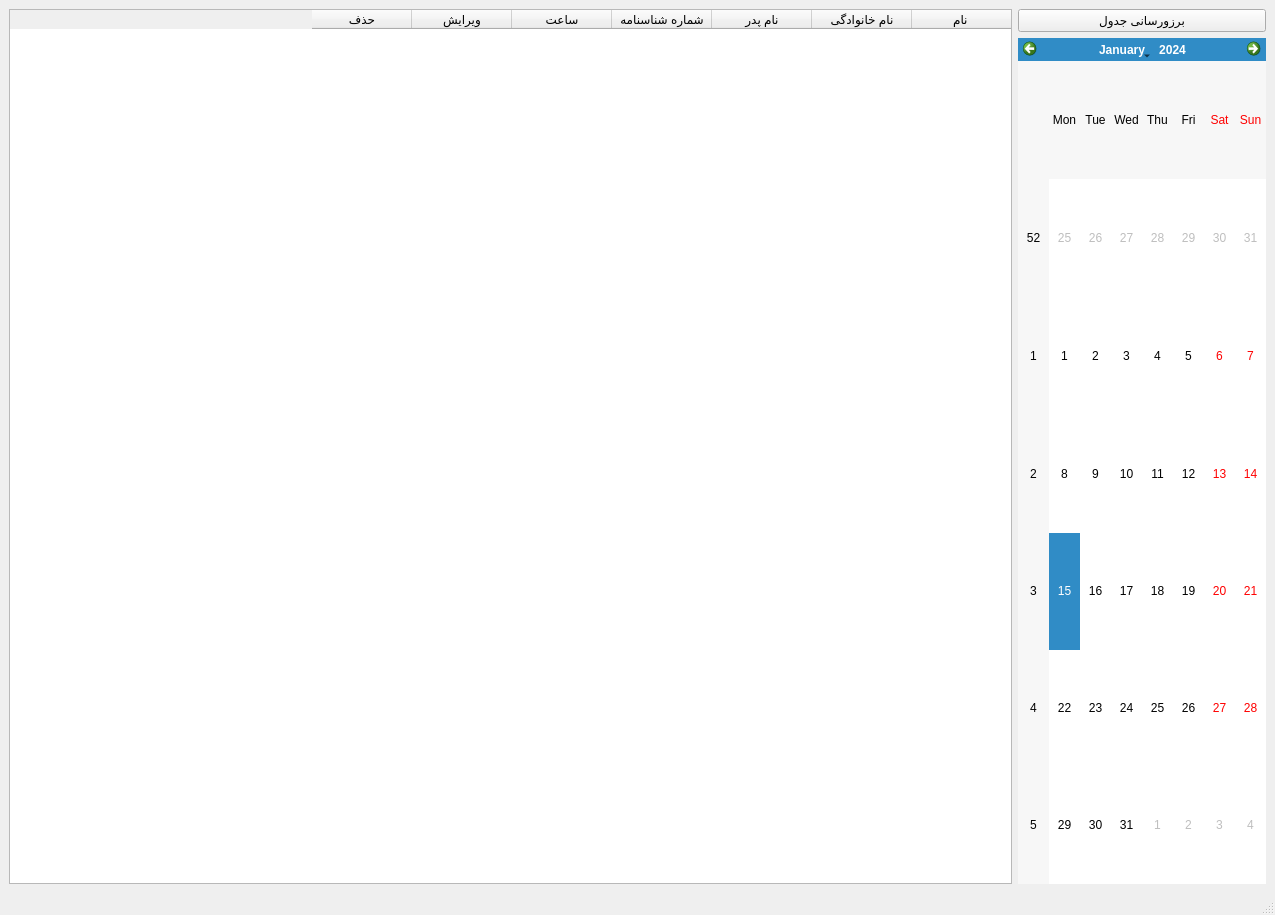
Before: the Qt Designer form gui/booking.ui in ali-ghazi78/AP-final_project, drawn with Qt 5.
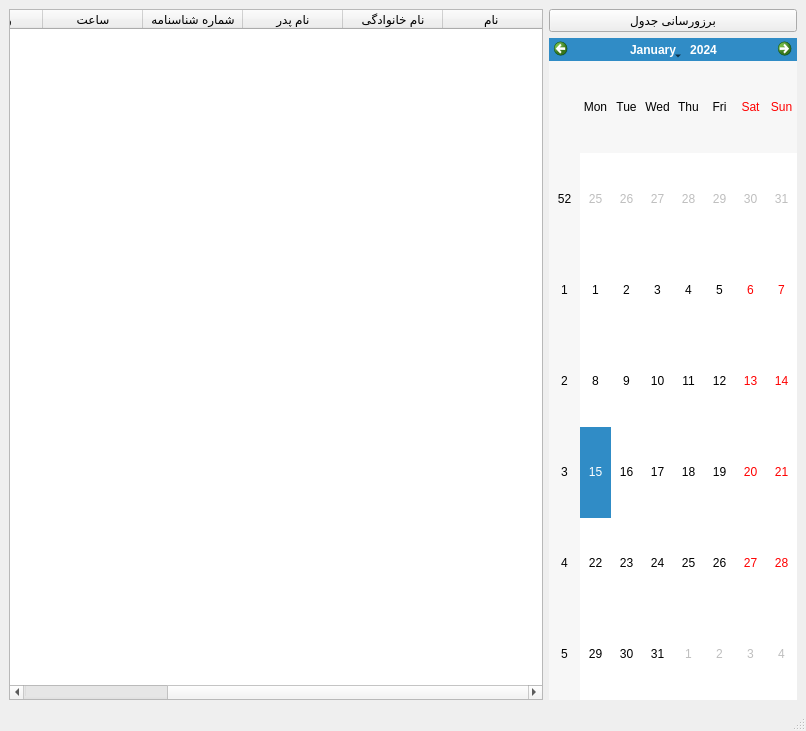
After: the same form once the commit is applied.

Patch:
```diff
--- a/gui/booking.ui
+++ b/gui/booking.ui
@@ -6,8 +6,8 @@
    <rect>
     <x>0</x>
     <y>0</y>
-    <width>1275</width>
-    <height>915</height>
+    <width>806</width>
+    <height>731</height>
    </rect>
   </property>
   <property name="windowTitle">
```
Left out of the diff: 2 changed lines with no effect on the pictures.
